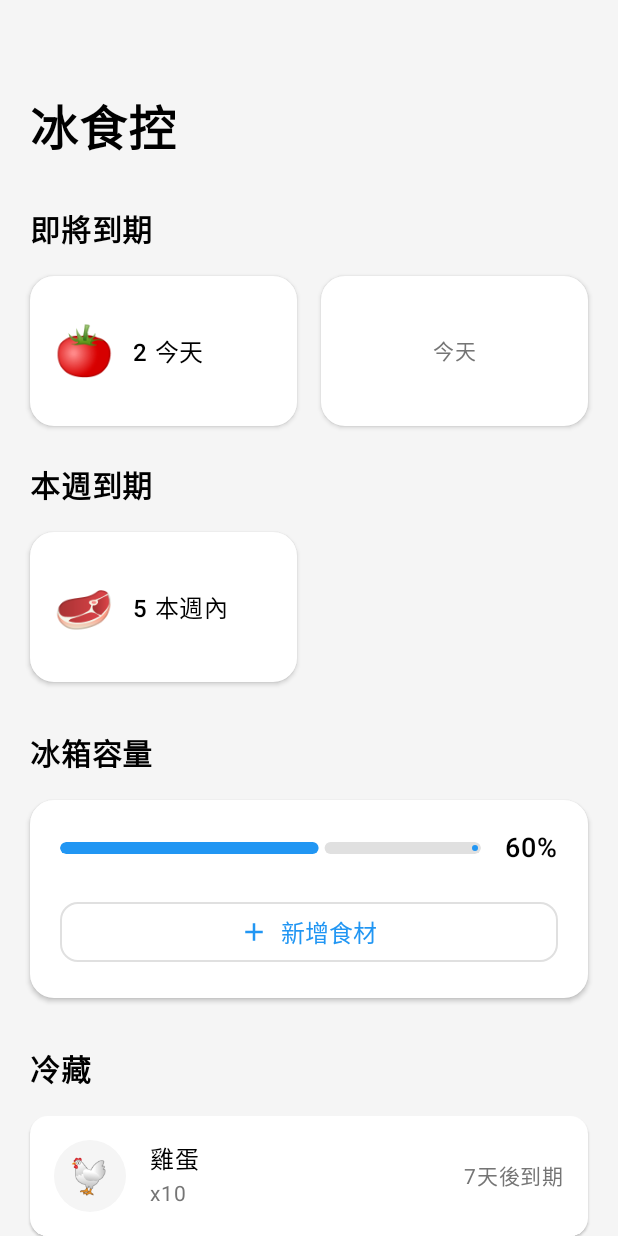
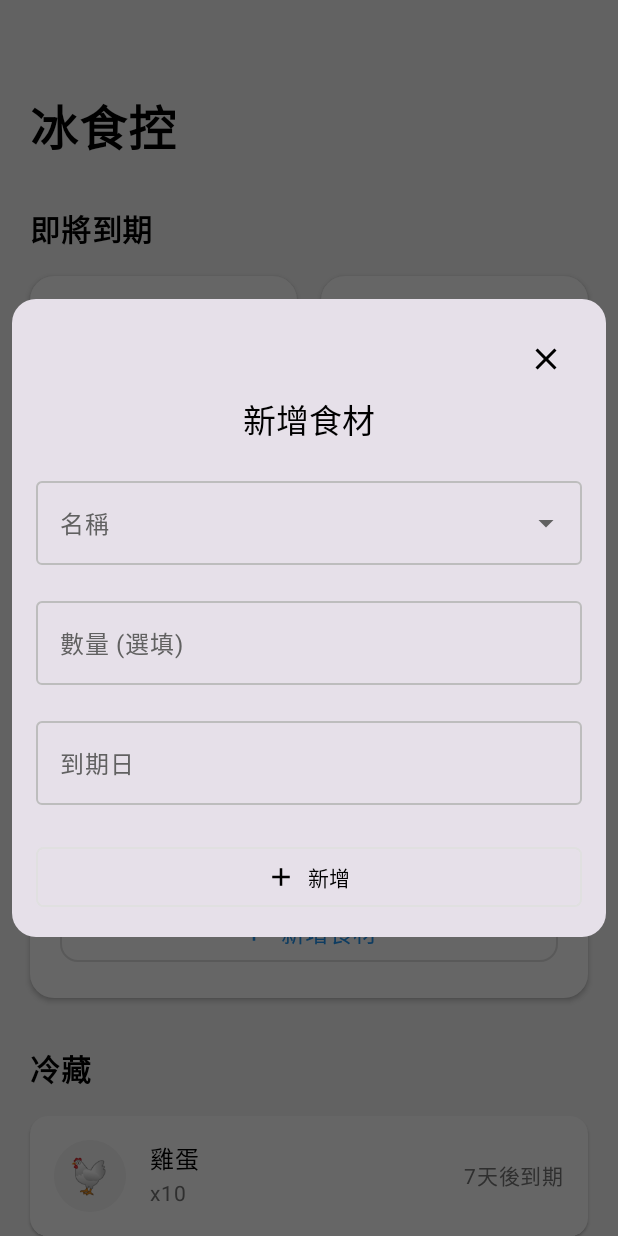
Before and after one commit to kylecheng3146/Fridger, an Android app built with Jetpack Compose: the screen it shows after launch (MainActivity), after a tap on "新增食材", on a phone screen of 412 x 824 dp. Run offline under Robolectric (Android 15) with nearby library versions, the phone set to English and light mode, and no system bars; our stand-ins replace Compose Multiplatform resources.

Commit message:
feat(fridger): 新增食材功能與介面優化
提出方案:
- 引入新的「新增食材」對話框，提供使用者更直觀的食材添加流程。
- 優化首頁介面文字顯示，使其更具彈性並支援多語言。

主要變更內容：
- 新增  檔案，實作新增食材的對話框介面。
- 更新 ，整合  的顯示邏輯，並將多處硬編碼文字替換為資源字串。
- 更新 ，新增  狀態以及  和  函式，以管理對話框的顯示與食材新增的邏輯。
- 新增  檔案，提供  函式用於日期格式轉換。
- 刪除  檔案。

技術改進：
- 引入  函式庫，用於更現代化的日期時間處理。
- 更新 Gradle AGP 版本及 Gradle Wrapper 版本，提升建置效能與相容性。
- 新增  檔案，管理前端相關依賴。

其他優化：
- 統一使用資源字串管理介面文字，提升可維護性與國際化支援。

影響範圍：
- 主要影響應用程式的首頁介面及新增食材流程。
- 專案的建置配置與依賴關係有所更新。

驗證求解：

- 手動測試：
- 驗證首頁「新增食材」按鈕是否能正確開啟對話框。
- 驗證對話框中的名稱、數量、到期日輸入是否正常。
- 驗證日期選擇器是否能正確選取日期並顯示。
- 驗證點擊「新增」按鈕後對話框是否關閉。
- 驗證首頁所有文字顯示是否正常，無亂碼或缺失。
- 功能驗證：
- 確認新增食材對話框的開啟與關閉邏輯正確。
- 確認日期轉換功能  運作正常。
- 回歸測試：
- 驗證現有首頁功能（如食材列表顯示、容量顯示）未受影響。
- 邊界與異常測試：
- 嘗試輸入特殊字元或空值到對話框中，觀察行為是否符合預期。
- 測試日期選擇器的邊界情況（如最早日期、最晚日期）。

```diff
--- a/composeApp/build.gradle.kts
+++ b/composeApp/build.gradle.kts
@@ -70,6 +70,7 @@ kotlin {
             implementation(compose.components.uiToolingPreview)
             implementation(libs.androidx.lifecycle.viewmodel)
             implementation(libs.androidx.lifecycle.runtimeCompose)
+            implementation(libs.kotlinx.datetime)
         }
         commonTest.dependencies {
             implementation(libs.kotlin.test)
--- a/composeApp/src/commonMain/composeResources/values/strings.xml
+++ b/composeApp/src/commonMain/composeResources/values/strings.xml
@@ -18,4 +18,32 @@
     <string name="common_error">發生錯誤</string>
     <string name="common_retry">重試</string>
     <string name="common_loading">載入中…</string>
+
+    <!-- Add New Item Dialog -->
+    <string name="add_new_item_close">關閉</string>
+    <string name="add_new_item_title">新增食材</string>
+    <string name="add_new_item_name">名稱</string>
+    <string name="add_new_item_quantity_optional">數量 (選填)</string>
+    <string name="add_new_item_expiry_date">到期日</string>
+    <string name="add_new_item_add">新增</string>
+    <string name="add_new_item_confirm">確定</string>
+    <string name="add_new_item_cancel">取消</string>
+    <string name="add_new_item_suggestion_milk">牛奶</string>
+    <string name="add_new_item_suggestion_egg">雞蛋</string>
+    <string name="add_new_item_suggestion_apple">蘋果</string>
+    <string name="date_format_yyyy_MM_dd">yyyy/MM/dd</string>
+    <string name="home_frozen">冷凍</string>
+    <string name="mock_item_tomato_name">番茄</string>
+    <string name="mock_item_tomato_icon">🍅</string>
+    <string name="mock_item_meat_name">肉類</string>
+    <string name="mock_item_meat_icon">🥩</string>
+    <string name="mock_item_egg_name">雞蛋</string>
+    <string name="mock_item_egg_icon">🐔</string>
+    <string name="mock_item_cabbage_name">青江菜</string>
+    <string name="mock_item_cabbage_icon">🥬</string>
+    <string name="mock_item_milk_name">鮮奶</string>
+    <string name="mock_item_milk_icon">🥛</string>
+    <string name="mock_quantity_ten">x10</string>
+    <string name="mock_quantity_one_bundle">x1 束</string>
+    <string name="mock_quantity_one_bottle">x1 瓶</string>
 </resources>
--- a/composeApp/src/commonMain/kotlin/fridger/com/io/presentation/home/HomeScreen.kt
+++ b/composeApp/src/commonMain/kotlin/fridger/com/io/presentation/home/HomeScreen.kt
@@ -1,7 +1,7 @@
 @file:Suppress("ktlint:standard:no-wildcard-imports")
 
 package fridger.com.io.presentation.home
-
+import AddNewItemDialog
 import androidx.compose.foundation.background
 import androidx.compose.foundation.layout.*
 import androidx.compose.foundation.rememberScrollState
@@ -31,11 +31,30 @@ import androidx.compose.ui.text.font.FontWeight
 import androidx.compose.ui.unit.dp
 import androidx.compose.ui.unit.sp
 import fridger.com.io.ui.theme.AppColors
+import fridger.composeapp.generated.resources.Res
+import fridger.composeapp.generated.resources.home_add_ingredient
+import fridger.composeapp.generated.resources.home_days_until_expiry
+import fridger.composeapp.generated.resources.home_expiring_soon
+import fridger.composeapp.generated.resources.home_expiring_this_week
+import fridger.composeapp.generated.resources.home_fridge_capacity
+import fridger.composeapp.generated.resources.home_frozen
+import fridger.composeapp.generated.resources.home_refrigerated
+import fridger.composeapp.generated.resources.home_this_week
+import fridger.composeapp.generated.resources.home_title
+import fridger.composeapp.generated.resources.home_today
+import org.jetbrains.compose.resources.stringResource
 
 @Composable
 fun HomeScreen(modifier: Modifier = Modifier) {
     val viewModel = remember { HomeViewModel() }
     val uiState by viewModel.uiState.collectAsState()
+
+    if (uiState.showAddNewItemDialog) {
+        AddNewItemDialog(
+            onDismiss = viewModel::onDismissDialog,
+            onConfirm = viewModel::onAddNewItemConfirm
+        )
+    }
 
     Column(
         modifier =
@@ -90,7 +109,7 @@ private fun HomeHeader() {
                 .padding(top = 60.dp, bottom = 5.dp, start = 20.dp, end = 20.dp),
     ) {
         Text(
-            text = "冰食控",
+            text = stringResource(Res.string.home_title),
             fontSize = 32.sp,
             fontWeight = FontWeight.Bold,
             color = MaterialTheme.colorScheme.onBackground,
@@ -109,7 +128,7 @@ private fun ExpirySection(
                 .fillMaxWidth()
                 .padding(horizontal = 20.dp),
     ) {
-        SectionTitle(title = "即將到期")
+        SectionTitle(title = stringResource(Res.string.home_expiring_soon))
 
         Spacer(modifier = Modifier.height(16.dp))
 
@@ -122,14 +141,14 @@ private fun ExpirySection(
                 ExpiryCard(
                     icon = item.icon,
                     count = item.count,
-                    label = "今天",
+                    label = stringResource(Res.string.home_today),
                     modifier = Modifier.weight(1f),
                 )
             } else {
                 ExpiryCard(
                     icon = "",
                     count = null,
-                    label = "今天",
+                    label = stringResource(Res.string.home_today),
                     modifier = Modifier.weight(1f),
                     isEmpty = true,
                 )
@@ -140,7 +159,7 @@ private fun ExpirySection(
             ExpiryCard(
                 icon = "",
                 count = null,
-                label = "今天",
+                label = stringResource(Res.string.home_today),
                 modifier = Modifier.weight(1f),
                 isEmpty = true,
             )
@@ -148,7 +167,7 @@ private fun ExpirySection(
 
         Spacer(modifier = Modifier.height(24.dp))
 
-        SectionTitle(title = "本週到期")
+        SectionTitle(title = stringResource(Res.string.home_expiring_this_week))
 
         Spacer(modifier = Modifier.height(16.dp))
 
@@ -161,14 +180,14 @@ private fun ExpirySection(
                 ExpiryCard(
                     icon = item.icon,
                     count = item.count,
-                    label = "本週內",
+                    label = stringResource(Res.string.home_this_week),
                     modifier = Modifier.weight(1f),
                 )
             } else {
                 ExpiryCard(
                     icon = "",
                     count = null,
-                    label = "本週內",
+                    label = stringResource(Res.string.home_this_week),
                     modifier = Modifier.weight(1f),
                     isEmpty = true,
                 )
@@ -253,7 +272,7 @@ private fun FridgeCapacitySection(
                 .fillMaxWidth()
                 .padding(horizontal = 20.dp),
     ) {
-        SectionTitle(title = "冰箱容量")
+        SectionTitle(title = stringResource(Res.string.home_fridge_capacity))
 
         Spacer(modifier = Modifier.height(16.dp))
 
@@ -319,7 +338,7 @@ private fun FridgeCapacitySection(
                     )
                     Spacer(modifier = Modifier.width(8.dp))
                     Text(
-                        text = "新增食材",
+                        text = stringResource(Res.string.home_add_ingredient),
                         fontSize = 16.sp,
                     )
                 }
@@ -340,7 +359,7 @@ private fun RefrigeratedItemsSection(
                 .padding(horizontal = 20.dp)
                 .padding(bottom = 10.dp),
     ) {
-        SectionTitle(title = "冷藏")
+        SectionTitle(title = stringResource(Res.string.home_refrigerated))
 
         Spacer(modifier = Modifier.height(16.dp))
 
@@ -369,7 +388,7 @@ private fun FrozenItemsSection(
             .padding(horizontal = 20.dp)
             .padding(bottom = 20.dp),
     ) {
-        SectionTitle(title = "冷凍")
+        SectionTitle(title = stringResource(Res.string.home_frozen))
 
         Spacer(modifier = Modifier.height(16.dp))
 
@@ -459,7 +478,7 @@ private fun RefrigeratedItemCard(
                     )
                 }
                 Text(
-                    text = "${item.daysUntilExpiry}天後到期",
+                    text = stringResource(Res.string.home_days_until_expiry, item.daysUntilExpiry),
                     fontSize = 14.sp,
                     color = if (item.hasWarning) AppColors.Warning else AppColors.TextSecondary,
                 )
--- a/composeApp/src/commonMain/kotlin/fridger/com/io/presentation/home/HomeViewModel.kt
+++ b/composeApp/src/commonMain/kotlin/fridger/com/io/presentation/home/HomeViewModel.kt
@@ -12,6 +12,7 @@ data class HomeUiState(
     val weekExpiringItems: List<ExpiringItem> = emptyList(),
     val fridgeCapacityPercentage: Float = 0f,
     val refrigeratedItems: List<RefrigeratedItem> = emptyList(),
+    val showAddNewItemDialog: Boolean = false,
     val isLoading: Boolean = false,
     val error: String? = null
 )
@@ -107,7 +108,16 @@ class HomeViewModel : ViewModel() {
     }
 
     fun onAddNewItemClick() {
-        // TODO: Navigate to add item screen
+        _uiState.value = _uiState.value.copy(showAddNewItemDialog = true)
+    }
+
+    fun onDismissDialog() {
+        _uiState.value = _uiState.value.copy(showAddNewItemDialog = false)
+    }
+
+    fun onAddNewItemConfirm(name: String, quantity: String, expiryDate: String) {
+        // TODO: Add item to repository
+        _uiState.value = _uiState.value.copy(showAddNewItemDialog = false)
     }
 
     fun onItemClick(itemId: String) {
--- /dev/null
+++ b/composeApp/src/commonMain/kotlin/fridger/com/io/presentation/home/components/AddNewItemDialog.kt
@@ -0,0 +1,167 @@
+
+import androidx.compose.foundation.clickable
+import androidx.compose.foundation.layout.*
+import androidx.compose.foundation.shape.RoundedCornerShape
+import androidx.compose.material.icons.Icons
+import androidx.compose.material.icons.filled.Add
+import androidx.compose.material.icons.filled.Close
+import androidx.compose.material3.*
+import androidx.compose.runtime.*
+import androidx.compose.ui.Alignment
+import androidx.compose.ui.Modifier
+import androidx.compose.ui.unit.dp
+import androidx.compose.ui.window.Dialog
+import fridger.composeapp.generated.resources.Res
+import fridger.composeapp.generated.resources.add_new_item_add
+import fridger.composeapp.generated.resources.add_new_item_cancel
+import fridger.composeapp.generated.resources.add_new_item_close
+import fridger.composeapp.generated.resources.add_new_item_confirm
+import fridger.composeapp.generated.resources.add_new_item_expiry_date
+import fridger.composeapp.generated.resources.add_new_item_name
+import fridger.composeapp.generated.resources.add_new_item_quantity_optional
+import fridger.composeapp.generated.resources.add_new_item_suggestion_apple
+import fridger.composeapp.generated.resources.add_new_item_suggestion_egg
+import fridger.composeapp.generated.resources.add_new_item_suggestion_milk
+import fridger.composeapp.generated.resources.add_new_item_title
+import org.jetbrains.compose.resources.stringResource
+import fridger.com.io.utils.epochMillisToDateString
+
+@OptIn(ExperimentalMaterial3Api::class)
+@Composable
+fun AddNewItemDialog(
+    onDismiss: () -> Unit,
+    onConfirm: (name: String, quantity: String, expiryDate: String) -> Unit
+) {
+    var name by remember { mutableStateOf("") }
+    var quantity by remember { mutableStateOf("") }
+    var expiryDate by remember { mutableStateOf("") }
+    var expanded by remember { mutableStateOf(false) }
+    val suggestions = listOf(stringResource(Res.string.add_new_item_suggestion_milk), stringResource(Res.string.add_new_item_suggestion_egg), stringResource(Res.string.add_new_item_suggestion_apple))
+    var showDatePicker by remember { mutableStateOf(false) }
+    val datePickerState = rememberDatePickerState()
+
+    Dialog(onDismissRequest = onDismiss) {
+        Card(
+            modifier = Modifier
+                .fillMaxWidth()
+                .padding(horizontal = 8.dp, vertical = 16.dp),
+            shape = RoundedCornerShape(16.dp),
+        ) {
+            Column(
+                modifier = Modifier
+                    .padding(16.dp)
+                    .fillMaxWidth(),
+                horizontalAlignment = Alignment.CenterHorizontally,
+            ) {
+                Row(
+                    modifier = Modifier.fillMaxWidth(),
+                    horizontalArrangement = Arrangement.End
+                ) {
+                    IconButton(onClick = onDismiss) {
+                        Icon(Icons.Default.Close, contentDescription = stringResource(Res.string.add_new_item_close))
+                    }
+                }
+
+                Text(stringResource(Res.string.add_new_item_title), style = MaterialTheme.typography.titleLarge)
+
+                Spacer(modifier = Modifier.height(16.dp))
+
+                ExposedDropdownMenuBox(
+                    expanded = expanded,
+                    onExpandedChange = { expanded = !expanded }
+                ) {
+                    OutlinedTextField(
+                        value = name,
+                        onValueChange = { name = it },
+                        label = { Text(stringResource(Res.string.add_new_item_name)) },
+                        trailingIcon = {
+                            ExposedDropdownMenuDefaults.TrailingIcon(expanded = expanded)
+                        },
+                        modifier = Modifier
+                            .fillMaxWidth()
+                            .menuAnchor()
+                    )
+                    ExposedDropdownMenu(
+                        expanded = expanded,
+                        onDismissRequest = { expanded = false }
+                    ) {
+                        suggestions.forEach { selectionOption ->
+                            DropdownMenuItem(
+                                text = { Text(selectionOption) },
+                                onClick = {
+                                    name = selectionOption
+                                    expanded = false
+                                }
+                            )
+                        }
+                    }
+                }
+
+                Spacer(modifier = Modifier.height(16.dp))
+
+                OutlinedTextField(
+                    value = quantity,
+                    onValueChange = { quantity = it },
+                    label = { Text(stringResource(Res.string.add_new_item_quantity_optional)) },
+                    modifier = Modifier.fillMaxWidth()
+                )
+
+                Spacer(modifier = Modifier.height(16.dp))
+
+                Box {
+                    OutlinedTextField(
+                        value = expiryDate,
+                        onValueChange = { },
+                        label = { Text(stringResource(Res.string.add_new_item_expiry_date)) },
+                        modifier = Modifier.fillMaxWidth(),
+                        readOnly = true
+                    )
+                    Box(
+                        modifier = Modifier
+                            .matchParentSize()
+                            .clickable { showDatePicker = true }
+                    )
+                }
+
+
+                Spacer(modifier = Modifier.height(24.dp))
+
+                OutlinedButton(
+                    onClick = { onConfirm(name, quantity, expiryDate) },
+                    modifier = Modifier.fillMaxWidth(),
+                    shape = RoundedCornerShape(5.dp),
+                    colors = ButtonDefaults.outlinedButtonColors(contentColor = MaterialTheme.colorScheme.onSurface)
+                ) {
+                    Icon(Icons.Default.Add, contentDescription = null, modifier = Modifier.size(20.dp))
+                    Spacer(modifier = Modifier.width(8.dp))
+                    Text(stringResource(Res.string.add_new_item_add))
+                }
+            }
+        }
+    }
+
+    if (showDatePicker) {
+        DatePickerDialog(
+            onDismissRequest = { showDatePicker = false },
+            confirmButton = {
+                TextButton(
+                    onClick = {
+                        datePickerState.selectedDateMillis?.let {
+                            expiryDate = epochMillisToDateString(it)
+                        }
+                        showDatePicker = false
+                    }
+                ) {
+                    Text(stringResource(Res.string.add_new_item_confirm))
+                }
+            },
+            dismissButton = {
+                TextButton(onClick = { showDatePicker = false }) {
+                    Text(stringResource(Res.string.add_new_item_cancel))
+                }
+            }
+        ) {
+            DatePicker(state = datePickerState)
+        }
+    }
+}
--- a/gradle/libs.versions.toml
+++ b/gradle/libs.versions.toml
@@ -1,5 +1,5 @@
 [versions]
-agp = "8.10.1"
+agp = "8.11.0"
 android-compileSdk = "35"
 android-minSdk = "24"
 android-targetSdk = "35"
@@ -15,6 +15,7 @@ composeMultiplatform = "1.8.1"
 junit = "4.13.2"
 kotlin = "2.1.21"
 kotlinx-coroutines = "1.10.2"
+kotlinx-datetime = "0.6.1"
 
 [libraries]
 kotlin-test = { module = "org.jetbrains.kotlin:kotlin-test", version.ref = "kotlin" }
@@ -29,6 +30,7 @@ androidx-activity-compose = { module = "androidx.activity:activity-compose", ver
 androidx-lifecycle-viewmodel = { module = "org.jetbrains.androidx.lifecycle:lifecycle-viewmodel", version.ref = "androidx-lifecycle" }
 androidx-lifecycle-runtimeCompose = { module = "org.jetbrains.androidx.lifecycle:lifecycle-runtime-compose", version.ref = "androidx-lifecycle" }
 kotlinx-coroutinesSwing = { module = "org.jetbrains.kotlinx:kotlinx-coroutines-swing", version.ref = "kotlinx-coroutines" }
+kotlinx-datetime = { module = "org.jetbrains.kotlinx:kotlinx-datetime", version.ref = "kotlinx-datetime" }
 
 [plugins]
 androidApplication = { id = "com.android.application", version.ref = "agp" }
```
Also changed, not shown: composeApp/src/commonMain/kotlin/fridger/com/io/utils/Constants.kt (deleted, +0 -20 lines), composeApp/src/commonMain/kotlin/fridger/com/io/utils/DateUtils.kt (added, +17 -0 lines), gradle/wrapper/gradle-wrapper.properties, 1 other file.
